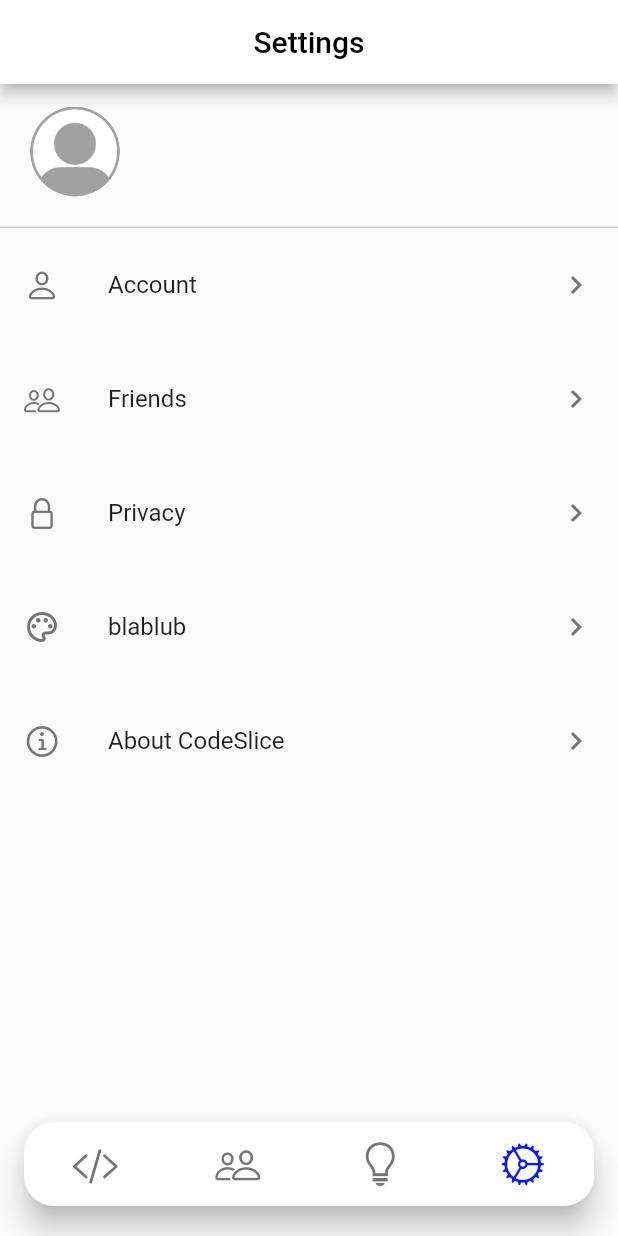
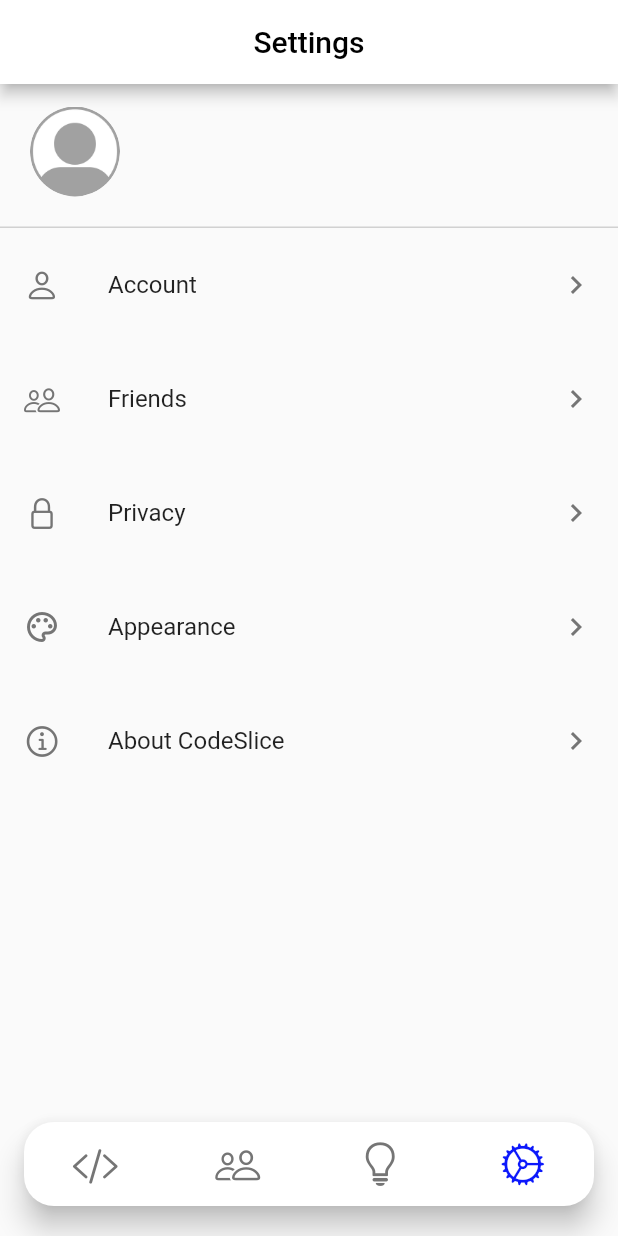
Before and after one commit to devcoolplay/CodeSlice, a Flutter app: the screen it shows once a user with an empty profile is signed in, item 4 of the bottom bar chosen, on a phone screen of 412 x 824 dp. Run offline on Flutter 3.47's test engine with Material 2 defaults, Android fonts, the phone set to English and light mode, and no system bars; drawn by our look-alikes of custom_navigation_bar; our stand-ins replace cloud_firestore, connectivity_plus, firebase_auth, firebase_core, firebase_messaging, firebase_storage and 6 more; missing offline and left inert: flutter_code_editor, flutter_devicon, highlight; accounts and stored records are empty; network calls fail; statements that could not run were skipped.

Commit message:
Dark & light mode updates

```diff
--- a/lib/screens/home/MySnippetsTab/add_snippet.dart
+++ b/lib/screens/home/MySnippetsTab/add_snippet.dart
@@ -65,12 +65,10 @@ class _AddSnippetState extends State<AddSnippet> {
   @override
   Widget build(BuildContext context) {
     return Scaffold(
-      backgroundColor: Theme.of(context).colorScheme.background,
+      //backgroundColor: Theme.of(context).colorScheme.background,
       appBar: AppBar(
         title: const Text("Add Snippet"),
         centerTitle: true,
-        backgroundColor: Colors.white,
-        foregroundColor: Colors.black,
       ),
       body: SingleChildScrollView(
         child: Form(
--- a/lib/screens/home/MySnippetsTab/edit_snippet.dart
+++ b/lib/screens/home/MySnippetsTab/edit_snippet.dart
@@ -61,7 +61,7 @@ class _EditSnippetState extends State<EditSnippet> {
     }
   }
 
-  //String _hintText = "Language";
+  final String _hintText = "Language";
   /*void _typeAheadFilter(String value) {
     if (value.isEmpty) {
       setState(() {
@@ -86,12 +86,10 @@ class _EditSnippetState extends State<EditSnippet> {
   Widget build(BuildContext context) {
     final selectedSnippetsProvider = Provider.of<SelectedSnippetsProvider>(context);
     return Scaffold(
-      backgroundColor: Theme.of(context).colorScheme.background,
+      //backgroundColor: Theme.of(context).colorScheme.background,
       appBar: AppBar(
         title: const Text("Edit Snippet"),
         centerTitle: true,
-        backgroundColor: Colors.white,
-        foregroundColor: Colors.black,
       ),
       body: SingleChildScrollView(
         child: Form(
--- a/lib/screens/home/SettingsTab/account.dart
+++ b/lib/screens/home/SettingsTab/account.dart
@@ -6,6 +6,7 @@ import 'package:image_picker/image_picker.dart';
 import 'package:mobile_app/services/notification.dart';
 import 'package:mobile_app/shared/constants.dart';
 import 'package:mobile_app/shared/user_data.dart';
+import 'package:flutter/foundation.dart' show kIsWeb;
 
 import '../../../services/auth.dart';
 import '../../../services/database.dart';
@@ -284,7 +285,9 @@ class _AccountState extends State<Account> {
             onPressed: () async {
               //final selectedSnippetsProvider = Provider.of<SelectedSnippetsProvider>(context);
               //selectedSnippetsProvider.selectedSnippets.clear();
-              await NotificationService().invalidateToken();
+              if (!kIsWeb) {
+                await NotificationService().invalidateToken();
+              }
               await _auth.signOut();
               Navigator.of(context).pop();
             },
--- a/lib/screens/home/SettingsTab/settings.dart
+++ b/lib/screens/home/SettingsTab/settings.dart
@@ -8,7 +8,7 @@ import 'package:mobile_app/screens/home/SettingsTab/account.dart';
 import 'package:mobile_app/shared/constants.dart';
 
 import '../../../shared/user_data.dart';
-import 'blablub.dart';
+import 'appearance.dart';
 import 'friends.dart';
 
 class Settings extends StatefulWidget {
@@ -135,7 +135,7 @@ class _SettingsState extends State<Settings> {
                   color: Theme.of(context).iconTheme.color,
                   Icons.color_lens_outlined
               ),
-              title: const Text("blablub"),
+              title: const Text("Appearance"),
               //subtitle: Text("Change your personal user data such as your username"),
               trailing: Icon(
                 Icons.chevron_right,
--- a/lib/screens/home/home.dart
+++ b/lib/screens/home/home.dart
@@ -2,15 +2,20 @@
 /// The Home widget shows app bar and navigation bar.
 /// Also, it decides what screen to show according to the currently selected tab
 
+import 'dart:async';
+
+import 'package:connectivity_plus/connectivity_plus.dart';
 import 'package:flutter/cupertino.dart';
 import 'package:flutter/material.dart';
 import 'package:custom_navigation_bar/custom_navigation_bar.dart';
+import 'package:flutter/services.dart';
 import 'package:mobile_app/main.dart';
 import 'package:mobile_app/screens/home/MySnippetsTab/add_snippet.dart';
 import 'package:mobile_app/screens/home/MySnippetsTab/edit_snippet.dart';
 import 'package:mobile_app/screens/home/SettingsTab/settings.dart';
 import 'package:mobile_app/services/social.dart';
 import 'package:mobile_app/services/storage.dart';
+import 'package:mobile_app/shared/constants.dart';
 import 'package:mobile_app/shared/friends_data.dart';
 import 'package:mobile_app/shared/user_data.dart';
 import 'package:provider/provider.dart';
@@ -27,7 +32,6 @@ import 'package:mobile_app/screens/home/MySnippetsTab/my_snippets.dart';
 class Home extends StatefulWidget {
   const Home({super.key});
 
-
   @override
   State<Home> createState() => _HomeState();
 }
@@ -35,10 +39,16 @@ class Home extends StatefulWidget {
 class _HomeState extends State<Home> with TickerProviderStateMixin {
   // nav bar
   var _selectedTab = 0;
+
   late final AuthService _auth;
   late final StorageService _storage;
   late final DatabaseService _db;
   late final SocialService _social;
+
+  // Checking internet connectivity
+  ConnectivityResult _connectionStatus = ConnectivityResult.none;
+  final Connectivity _connectivity = Connectivity();
+  late StreamSubscription<ConnectivityResult> _connectivitySubscription;
 
   var tabs = [
     MySnippets(search: ""),
@@ -77,6 +87,27 @@ class _HomeState extends State<Home> with TickerProviderStateMixin {
     }
   }
 
+  Future<void> initConnectivity() async {
+    late ConnectivityResult result;
+    try {
+      result = await _connectivity.checkConnectivity();
+    } on PlatformException catch (e) {
+      print("Couldn't check connectivity status: $e");
+    }
+
+    if (!mounted) {
+      return Future.value(null);
+    }
+    return _updateConnectionStatus(result);
+  }
+
+  Future<void> _updateConnectionStatus(ConnectivityResult result) async {
+    print("Connection status changed: $result");
+    setState(() {
+      _connectionStatus = result;
+    });
+  }
+
   @override
   void initState() {
     super.initState();
@@ -84,6 +115,8 @@ class _HomeState extends State<Home> with TickerProviderStateMixin {
     _storage = StorageService();
     _db = DatabaseService(uuid: _auth.userId);
     _social = SocialService(uuid: _auth.userId);
+    initConnectivity();
+    _connectivitySubscription = _connectivity.onConnectivityChanged.listen(_updateConnectionStatus);
     _loadUsername();
     _loadInfo();
     _loadProfilePicture();
@@ -257,6 +290,7 @@ class _HomeState extends State<Home> with TickerProviderStateMixin {
       ),
     ];
 
+    final themeProvider = Provider.of<ThemeProvider>(context);
     return WillPopScope(
       onWillPop: () async {
         if (selectedSnippetsProvider.selectedSnippets.isNotEmpty) {
@@ -271,7 +305,18 @@ class _HomeState extends State<Home> with TickerProviderStateMixin {
         extendBody: true,
         appBar: _selectedTab == 0 || _selectedTab == 1 ? selectedSnippetsProvider.selectedSnippets.isEmpty ? appBars[_selectedTab == 0 ? 0 : 1] : (selectedSnippetsProvider.selectedSnippets.length > 1 ? appBars[5] : appBars[4]) : appBars[_selectedTab],
         bottomNavigationBar: _buildFloatingBar(context),
-        body: tabs[_selectedTab],
+        body: _selectedTab == 2 && _connectionStatus == ConnectivityResult.none ? const Center(child: Text("You are not connected to the internet!"),) : tabs[_selectedTab],
+        /*floatingActionButton: FloatingActionButton(
+          child: Icon(Icons.add),
+          onPressed: () {
+            if (MediaQuery.of(context).platformBrightness == Brightness.dark) {
+              themeProvider.setTheme("light");
+            }
+            else {
+              C
+            }
+          },
+        ),*/
       ),
     );
   }
@@ -282,7 +327,7 @@ class _HomeState extends State<Home> with TickerProviderStateMixin {
       padding: const EdgeInsets.only(bottom: 20),
       child: CustomNavigationBar(
         iconSize: 30.0,
-        selectedColor: Theme.of(context).primaryColor,
+        selectedColor: primarySwatchColor,
         strokeColor: const Color(0x300c18fb),
         //unSelectedColor: Colors.grey[600],
         backgroundColor: Theme.of(context).cardColor,
--- a/lib/services/notification.dart
+++ b/lib/services/notification.dart
@@ -9,7 +9,7 @@ import 'package:mobile_app/services/database.dart';
 import 'dart:convert';
 import 'package:http/http.dart' as http;
 
-import '../screens/home/SettingsTab/blablub.dart';
+import '../screens/home/SettingsTab/appearance.dart';
 
 class NotificationService {
   final FirebaseMessaging _messaging = FirebaseMessaging.instance;
--- /dev/null
+++ b/lib/shared/app_data.dart
@@ -0,0 +1,4 @@
+
+class AppData {
+  static bool darkMode = true;
+}
--- a/lib/themes/dark_theme.dart
+++ b/lib/themes/dark_theme.dart
@@ -3,7 +3,7 @@ import 'package:flutter/material.dart';
 import '../shared/constants.dart';
 
 ThemeData darkTheme = ThemeData(
-  //highlightColor: Colors.white,
+  highlightColor: Colors.grey[400],
   disabledColor: Colors.white,
   iconTheme: IconThemeData(
     color: Colors.grey[400],
@@ -16,7 +16,7 @@ ThemeData darkTheme = ThemeData(
   secondaryHeaderColor: Colors.grey[800]!,
   colorScheme: ColorScheme.dark(
     background: Colors.black54,
-    primary: Colors.grey[900]!,
+    primary: primarySwatchColor,
     secondary: Colors.grey[800]!,
   ),
   visualDensity: VisualDensity.adaptivePlatformDensity,
--- a/pubspec.yaml
+++ b/pubspec.yaml
@@ -50,6 +50,8 @@ dependencies:
   firebase_storage: ^11.2.6
   flutter_keyboard_visibility: ^5.4.1
   firebase_messaging: ^14.6.7
+  connectivity_plus: ^4.0.2
+  shared_preferences: ^2.2.1
 
 dev_dependencies:
   flutter_test:
```
Also changed, not shown: lib/main.dart (+61 -2 lines), lib/screens/home/CommunityTab/community_snippet_tile.dart (+1 -8 lines), lib/screens/home/SettingsTab/appearance.dart (added, +47 -0 lines), lib/screens/home/SettingsTab/blablub.dart (deleted, +0 -20 lines), lib/shared/constants.dart (+6 -2 lines), pubspec.lock.
